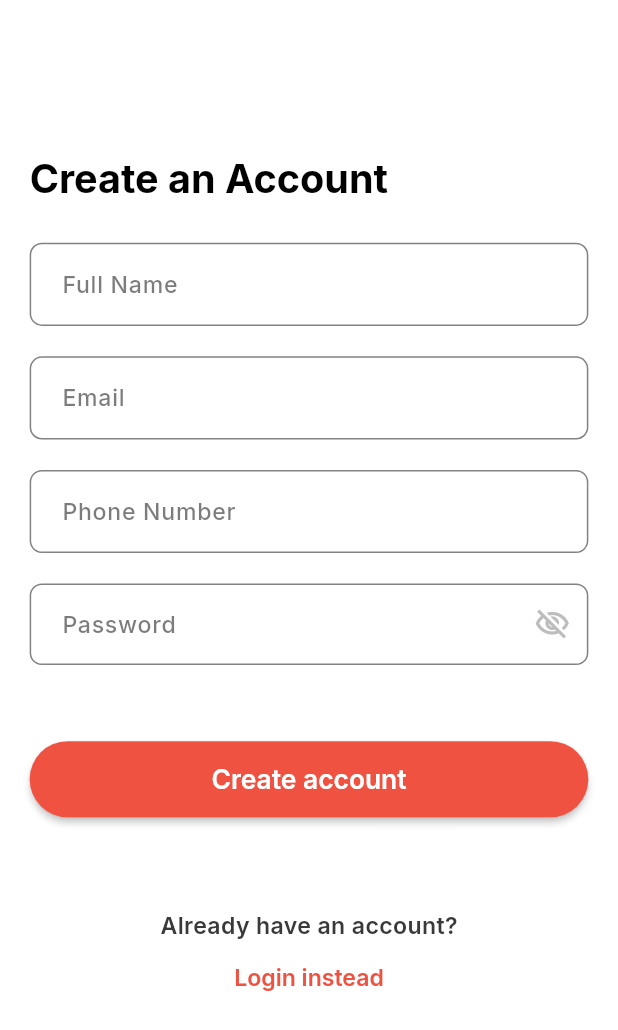
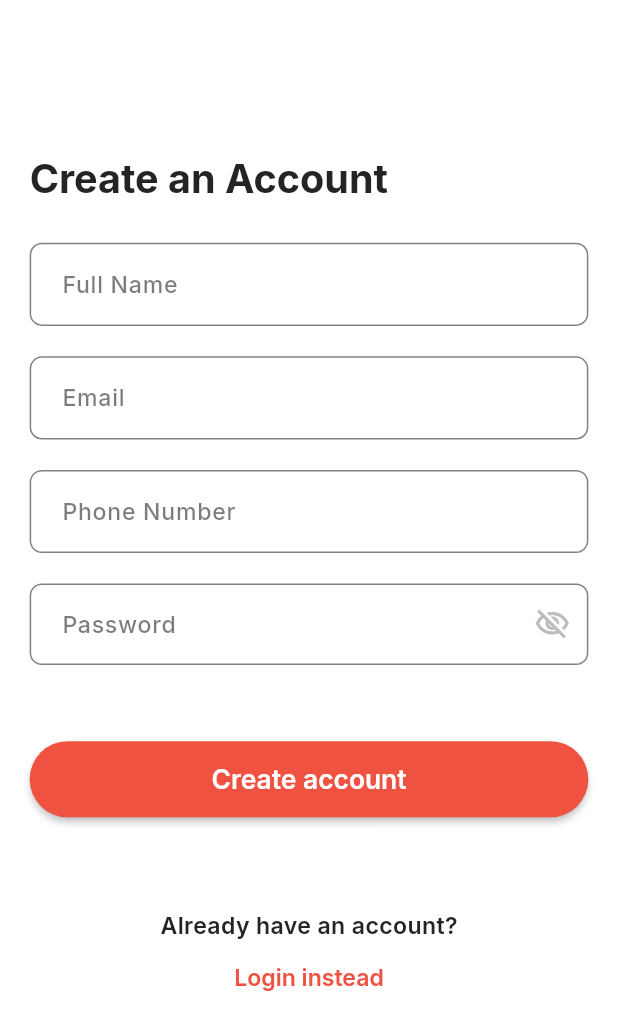
Before and after one commit to bishal-rumba007/catering-service-app, a Flutter app: the screen it shows after launch, after a tap on "Login", after a tap on "Create an account", on a phone screen of 412 x 824 dp. Shown: the top 1030 px of the screen. Run offline on Flutter 3.47's test engine with Material 3 defaults, Android fonts, the phone set to English and light mode, and no system bars; our stand-ins replace cloud_firestore, firebase_auth, firebase_core, firebase_storage, flutter_chat_types, flutter_riverpod and 5 more; missing offline and left inert: flutter_firebase_chat_core; accounts and stored records are empty.

Commit message:
update text theme, color scheme

```diff
--- a/lib/src/features/auth/screens/login_screen.dart
+++ b/lib/src/features/auth/screens/login_screen.dart
@@ -75,8 +75,7 @@ class _LoginScreenState extends State<LoginScreen> {
                       'Login',
                       style: Theme.of(context)
                           .textTheme
-                          .headlineSmall
-                          ?.copyWith(color: Colors.black),
+                          .headlineSmall,
                     ),
                   ),
                   SizedBox(
@@ -169,10 +168,7 @@ class _LoginScreenState extends State<LoginScreen> {
                   SizedBox(height: 60.h,),
                   Text(
                     'Don\'t have an account?',
-                    style: Theme.of(context).textTheme.bodyMedium?.copyWith(
-                      color: AppColor.darkColor.withOpacity(0.9),
-                      fontWeight: FontWeight.w600,
-                    ),
+                    style: Theme.of(context).textTheme.bodyMedium
                   ),
                   TextButton(
                     onPressed: (){
--- a/lib/src/features/auth/screens/sign_up_screen.dart
+++ b/lib/src/features/auth/screens/sign_up_screen.dart
@@ -45,8 +45,7 @@ class _SignUpScreenState extends State<SignUpScreen> {
                       style: Theme
                           .of(context)
                           .textTheme
-                          .headlineSmall
-                          ?.copyWith(color: Colors.black),
+                          .headlineSmall,
                     ),
                   ),
                   SizedBox(
@@ -149,7 +148,6 @@ class _SignUpScreenState extends State<SignUpScreen> {
                         .textTheme
                         .bodyMedium
                         ?.copyWith(
-                      color: AppColor.darkColor.withOpacity(0.9),
                       fontWeight: FontWeight.w600,
                     ),
                   ),
--- a/lib/src/features/order/screens/widgets/order_card.dart
+++ b/lib/src/features/order/screens/widgets/order_card.dart
@@ -59,7 +59,7 @@ class OrderCard extends StatelessWidget {
                       height: 26.h,
                       width: 200.w,
                       decoration: BoxDecoration(
-                        color: Colors.grey.shade300,
+                        color: Colors.grey.shade200,
                         borderRadius: BorderRadius.circular(16.r),
                       ),
                       child: Row(
@@ -100,7 +100,7 @@ class OrderCard extends StatelessWidget {
                       height: 30.h,
                       width: 132.w,
                       decoration: BoxDecoration(
-                        color: Colors.grey.shade300,
+                        color: Colors.grey.shade200,
                         borderRadius: BorderRadius.circular(16.r),
                       ),
                       child: Center(
--- a/lib/src/features/profile/screens/widgets/option_card.dart
+++ b/lib/src/features/profile/screens/widgets/option_card.dart
@@ -42,10 +42,16 @@ class OptionCard extends StatelessWidget {
                       Text(
                         text,
                         textAlign: TextAlign.start,
+                        style: Theme.of(context).textTheme.bodyMedium?.copyWith(
+                          color: Theme.of(context).colorScheme.inversePrimary
+                        ),
                       ),
                       Text(
                         subText,
                         textAlign: TextAlign.start,
+                        style: Theme.of(context).textTheme.bodyMedium?.copyWith(
+                            color: Theme.of(context).colorScheme.inversePrimary
+                        ),
                       ),
                     ],
                   ),
```
Also changed, not shown: lib/src/features/dashboard/screens/home_screen.dart (+16 -3 lines), lib/src/features/menu/screens/menu_screen.dart (+4 -19 lines).
